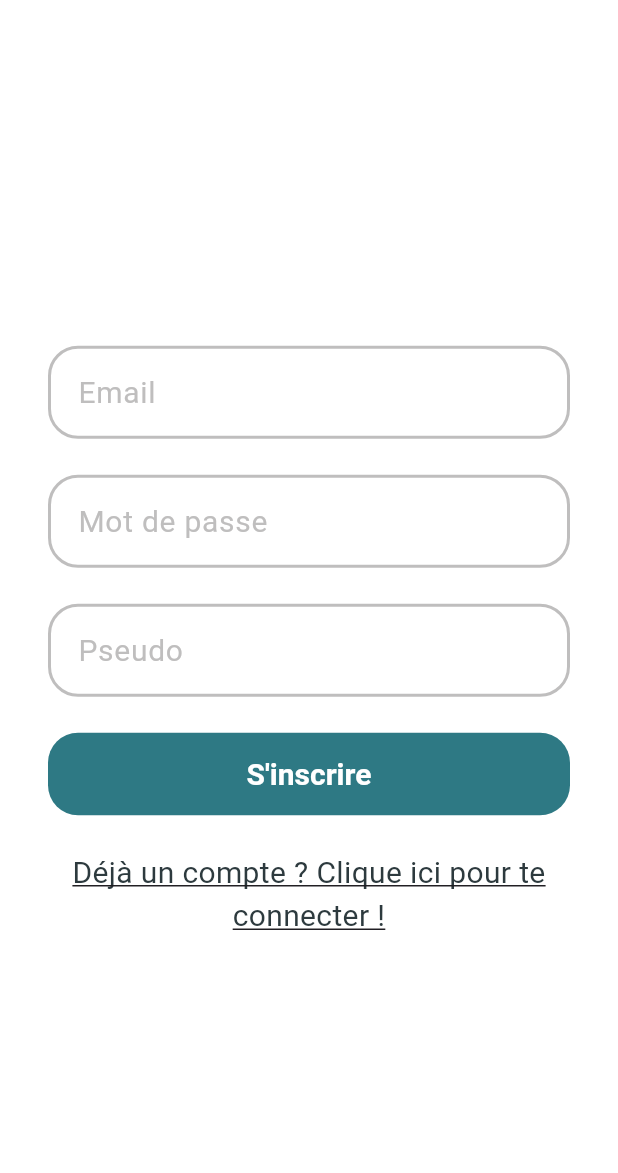
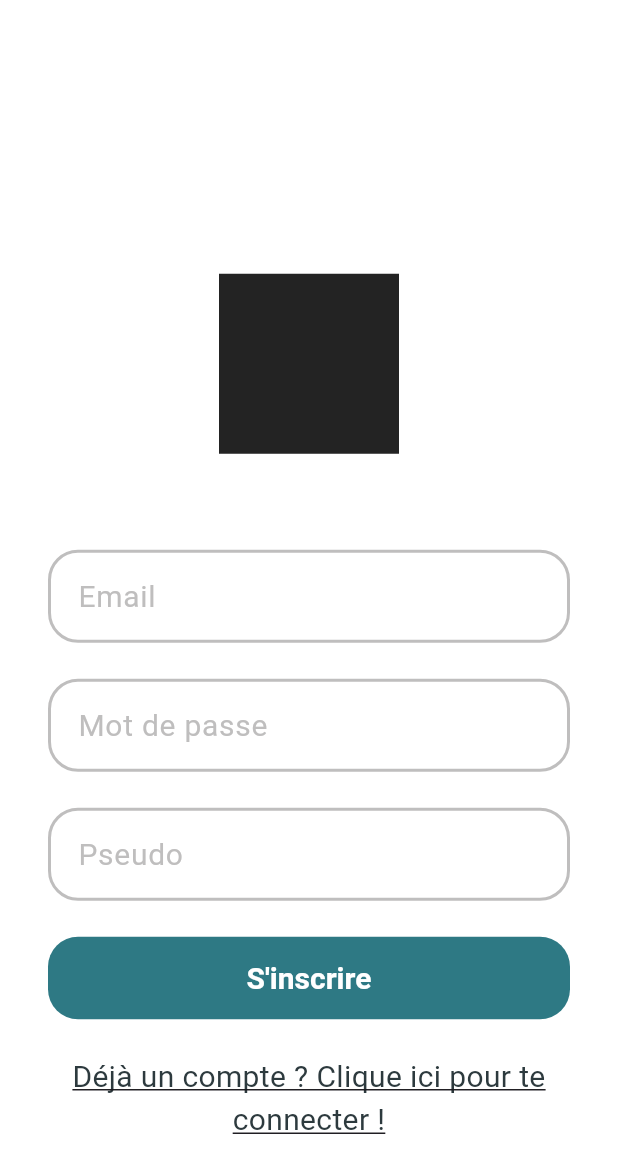
Before and after one commit to Tie-time/tie_time_front, a Flutter app: the screen it shows after launch, after a tap on "Se connecter", after a tap on "Pas encore de compte ? Clique ici pour e", on a phone screen of 412 x 824 dp. Shown: the top 1173 px of the screen. Run offline on Flutter 3.47's test engine with Material 3 defaults, Android fonts, the phone set to English and light mode, and no system bars; our stand-ins replace shared_preferences.

Commit message:
style(logo): Add logo placement on singin and signup

```diff
--- a/lib/pages/signin.page.dart
+++ b/lib/pages/signin.page.dart
@@ -69,11 +69,15 @@ class _SigninPageState extends State<SigninPage> {
                     child: Column(
                         mainAxisAlignment: MainAxisAlignment.center,
                         children: [
+                  const SizedBox.square(
+                    dimension: 120.0,
+                    child: ColoredBox(color: Color(0xFF232323)),
+                  ),
                   // Image.asset(
                   //   'assets/logo.png', // Assurez-vous d'avoir un logo dans le dossier assets
                   //   height: 100,
                   // ),
-                  const SizedBox(height: 32.0),
+                  const SizedBox(height: 64.0),
                   SigninForm(
                     onSignIn: _signIn,
                     isLoading: _isLoading,
--- a/lib/pages/signup.page.dart
+++ b/lib/pages/signup.page.dart
@@ -61,14 +61,19 @@ class _SignupPageState extends State<SignupPage> {
             padding: const EdgeInsets.all(32.0),
             child: Center(
                 child: SingleChildScrollView(
+                    padding: EdgeInsets.only(top: 120.0),
                     child: Column(
-                        mainAxisAlignment: MainAxisAlignment.center,
+                        mainAxisAlignment: MainAxisAlignment.start,
                         children: [
+                          const SizedBox.square(
+                            dimension: 120.0,
+                            child: ColoredBox(color: Color(0xFF232323)),
+                          ),
                           // Image.asset(
                           //   'assets/logo.png', // Assurez-vous d'avoir un logo dans le dossier assets
                           //   height: 100,
                           // ),
-                  const SizedBox(height: 32.0),
+                          const SizedBox(height: 64.0),
                           SignupForm(
                             onSignUp: _signup,
                             isLoading: _isLoading,
@@ -82,7 +87,8 @@ class _SignupPageState extends State<SignupPage> {
                             child: const Text(
                                 'Déjà un compte ? Clique ici pour te connecter !',
                                 textAlign: TextAlign.center,
-                        style: TextStyle(decoration: TextDecoration.underline)),
+                                style: TextStyle(
+                                    decoration: TextDecoration.underline)),
                           ),
                         ])))));
   }
```
Lines whose indentation alone changed are shown as unchanged.
